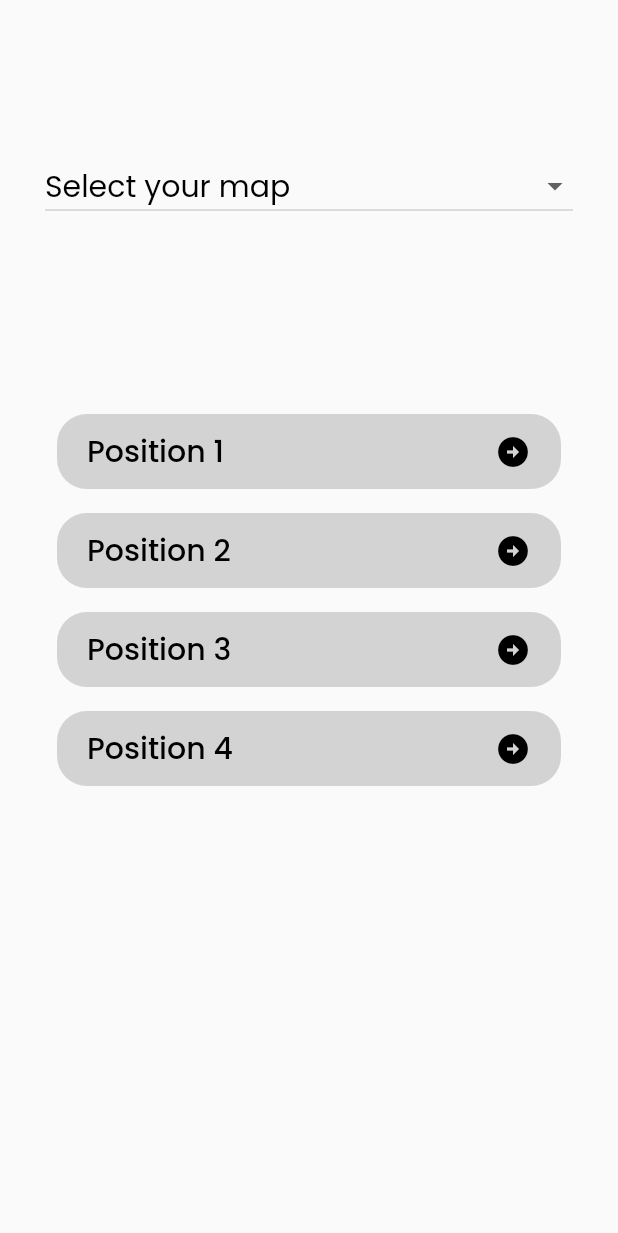
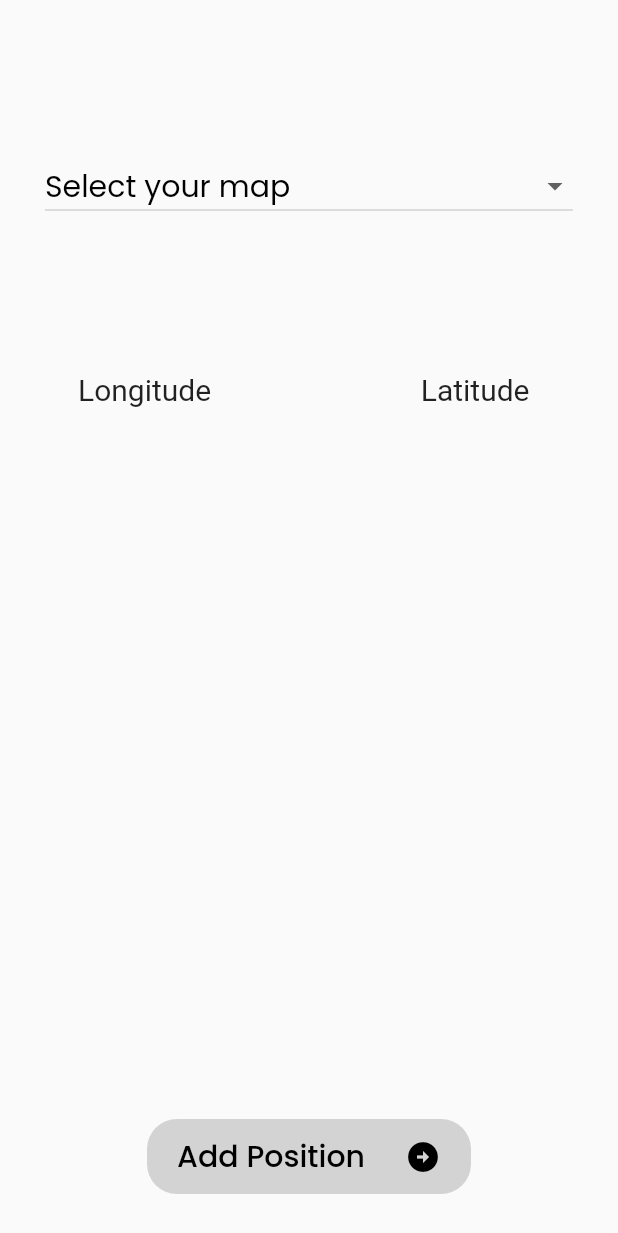
Before and after one commit to btaanish/RoamAssist, a Flutter app: the screen it shows after launch, after a tap on "Add Coordinates", on a phone screen of 412 x 824 dp. Shown: the top 1233 px of the screen. Run offline on Flutter 3.47's test engine with Material 2 defaults, Android fonts, the phone set to English and light mode, and no system bars; our stand-ins replace avatar_glow, flutter_spinkit, speech_to_text; network calls fail.

Commit message:
list_view

```diff
--- a/lib/main.dart
+++ b/lib/main.dart
@@ -1,8 +1,10 @@
 import 'package:flutter/material.dart';
+import 'package:provider/provider.dart';
 import 'package:roam_assist/views/coordinates_screen.dart';
 import 'package:roam_assist/views/home_screen.dart';
 import 'package:roam_assist/views/main_screen.dart';
 import 'package:roam_assist/views/splash_screen.dart';
+import 'models/coordinates_data.dart';
 
 
 void main() {
@@ -15,7 +17,9 @@ class MyApp extends StatelessWidget {
   // This widget is the root of your application.
   @override
   Widget build(BuildContext context) {
-    return MaterialApp(
+    return ChangeNotifierProvider(
+      create: (BuildContext context) { CoordinatesData(); },
+      child: MaterialApp(
         title: 'Roam Assist',
         debugShowCheckedModeBanner: false,
         theme: ThemeData(
@@ -26,8 +30,9 @@ class MyApp extends StatelessWidget {
           'splash_screen': (context) => const SplashScreen(),
           'home_screen': (context) => const HomeScreen(),
           'main_screen':(context) => const MainScreen(),
-        'coordinates_screen':(context) => const Coordinates(),
+          'coordinates_screen':(context) => const CoordinatesScreen(),
         },
+      ),
     );
   }
 }
--- a/lib/models/coordinates_data.dart
+++ b/lib/models/coordinates_data.dart
@@ -1,7 +1,7 @@
 import 'coordinates.dart';
 import 'package:flutter/foundation.dart';
 
-class CoordinatesData {
+class CoordinatesData extends ChangeNotifier {
   List<Coordinates> coordinates_list = [
 
   ];
--- a/lib/views/coordinates_screen.dart
+++ b/lib/views/coordinates_screen.dart
@@ -1,43 +1,52 @@
 import 'package:flutter/material.dart';
 import 'package:roam_assist/widgets/coordinate_input.dart';
+import 'package:roam_assist/models/coordinates.dart';
+import 'package:roam_assist/widgets/coordinates_list.dart';
 
-class Coordinates extends StatefulWidget {
-  const Coordinates({super.key});
-
-
+class CoordinatesScreen extends StatefulWidget {
+  const CoordinatesScreen({super.key});
 
   @override
-  State<Coordinates> createState() => _CoordinatesState();
+  State<CoordinatesScreen> createState() => _CoordinatesScreenState();
 }
 
-class _CoordinatesState extends State<Coordinates> {
+class _CoordinatesScreenState extends State<CoordinatesScreen> {
+  List<Coordinates> coordinates_list = [];
+
+  void addCoordinates(Coordinates c) {
+    coordinates_list.add(c);
+  }
 
   String selectedValue = "Select your map";
 
   Widget buildBottomSheet(BuildContext context) {
-    return const CoordinateInputScreen();
+    return CoordinateInputScreen(addCoordinates: addCoordinates);
   }
 
-  List<DropdownMenuItem<String>> get dropdownItems{
+  List<DropdownMenuItem<String>> get dropdownItems {
     List<DropdownMenuItem<String>> menuItems = [
-      DropdownMenuItem(child: Text("Select your map"),value: "Select your map"),
-      DropdownMenuItem(child: Text("SOC Com 3"),value: "SOC Com 3"),
+      DropdownMenuItem(
+          child: Text("Select your map"), value: "Select your map"),
+      DropdownMenuItem(child: Text("SOC Com 3"), value: "SOC Com 3"),
     ];
     return menuItems;
   }
 
   @override
   Widget build(BuildContext context) {
-    return  Scaffold(
+    return Scaffold(
       body: Column(
         children: [
-          SizedBox(height: 100,),
+          SizedBox(
+            height: 100,
+          ),
           Container(
               margin: const EdgeInsets.symmetric(horizontal: 30),
               child: DropdownButton(
                 value: selectedValue,
                 borderRadius: BorderRadius.circular(20),
-                style: TextStyle(color: Colors.black, fontSize: 20, fontFamily: 'Poppins'),
+                style: TextStyle(
+                    color: Colors.black, fontSize: 20, fontFamily: 'Poppins'),
                 focusColor: const Color.fromARGB(255, 212, 211, 211),
                 isExpanded: true,
                 dropdownColor: const Color.fromARGB(255, 212, 211, 211),
@@ -47,19 +56,41 @@ class _CoordinatesState extends State<Coordinates> {
                     selectedValue = value.toString();
                   });
                 },
-              )
+              )),
+          SizedBox(
+            height: 100,
           ),
-          SizedBox(height: 100,),
+          Padding(
+            padding: const EdgeInsets.only(left: 52, right: 59),
+            child: Row(
+              mainAxisAlignment: MainAxisAlignment.spaceBetween,
+              children: [Text('Longitude', style: TextStyle(fontSize: 20),), Text('Latitude', style: TextStyle(fontSize: 20),)],
+            ),
+          ),
+          Expanded(
+            child: Container(
+              decoration: BoxDecoration(
+                borderRadius: BorderRadius.only(
+                    topLeft: Radius.circular(20),
+                    topRight: Radius.circular(20)),
+              ),
+              child: CoordinatesList(
+                coord_list: coordinates_list,
+              ),
+            ),
+          ),
           Container(
-            margin: const EdgeInsets.symmetric(horizontal: 30, vertical: 20),
+            margin: const EdgeInsets.symmetric(horizontal: 90, vertical: 20),
             child: Column(
               children: [
                 TextButton(
                   onPressed: () {
-                    showModalBottomSheet(context: context, builder: buildBottomSheet);
+                    showModalBottomSheet(
+                        context: context, builder: buildBottomSheet);
                   },
                   child: Container(
-                    padding: const EdgeInsets.symmetric(horizontal: 20, vertical: 10),
+                    padding: const EdgeInsets.symmetric(
+                        horizontal: 20, vertical: 10),
                     decoration: BoxDecoration(
                       color: const Color.fromARGB(255, 212, 211, 211),
                       borderRadius: BorderRadius.circular(20),
@@ -67,78 +98,23 @@ class _CoordinatesState extends State<Coordinates> {
                     child: Row(
                       mainAxisAlignment: MainAxisAlignment.center,
                       children: const [
-                        Text("Position 1", style: TextStyle(fontFamily: 'Poppins', fontSize: 20, color: Colors.black)),
+                        Text("Add Position",
+                            style: TextStyle(
+                                fontFamily: 'Poppins',
+                                fontSize: 20,
+                                color: Colors.black)),
                         Spacer(),
                         Icon(Icons.arrow_circle_right, color: Colors.black),
                       ],
                     ),
                   ),
                 ),
-                TextButton(
-                  onPressed: () {
-                    showModalBottomSheet(context: context, builder: buildBottomSheet);
-                  },
-                  child: Container(
-                    padding: const EdgeInsets.symmetric(horizontal: 20, vertical: 10),
-                    decoration: BoxDecoration(
-                      color: const Color.fromARGB(255, 212, 211, 211),
-                      borderRadius: BorderRadius.circular(20),
-                    ),
-                    child: Row(
-                      mainAxisAlignment: MainAxisAlignment.center,
-                      children: const [
-                        Text("Position 2", style: TextStyle(fontFamily: 'Poppins', fontSize: 20, color: Colors.black)),
-                        Spacer(),
-                        Icon(Icons.arrow_circle_right, color: Colors.black),
-                      ],
-                    ),
-                  ),
-                ),
-                TextButton(
-                  onPressed: () {
-                    showModalBottomSheet(context: context, builder: buildBottomSheet);
-                  },
-                  child: Container(
-                    padding: const EdgeInsets.symmetric(horizontal: 20, vertical: 10),
-                    decoration: BoxDecoration(
-                      color: const Color.fromARGB(255, 212, 211, 211),
-                      borderRadius: BorderRadius.circular(20),
-                    ),
-                    child: Row(
-                      mainAxisAlignment: MainAxisAlignment.center,
-                      children: const [
-                        Text("Position 3", style: TextStyle(fontFamily: 'Poppins', fontSize: 20, color: Colors.black)),
-                        Spacer(),
-                        Icon(Icons.arrow_circle_right, color: Colors.black),
-                      ],
-                    ),
-                  ),
-                ),
-                TextButton(
-                  onPressed: () {
-                    showModalBottomSheet(context: context, builder: buildBottomSheet);
-                  },
-                  child: Container(
-                    padding: const EdgeInsets.symmetric(horizontal: 20, vertical: 10),
-                    decoration: BoxDecoration(
-                      color: const Color.fromARGB(255, 212, 211, 211),
-                      borderRadius: BorderRadius.circular(20),
-                    ),
-                    child: Row(
-                      mainAxisAlignment: MainAxisAlignment.center,
-                      children: const [
-                        Text("Position 4", style: TextStyle(fontFamily: 'Poppins', fontSize: 20, color: Colors.black)),
-                        Spacer(),
-                        Icon(Icons.arrow_circle_right, color: Colors.black),
-                      ],
-                    ),
-                  ),
-                )
               ],
             ),
           ),
         ],
       ),
-    );;
+    );
+    ;
   }
 }
--- a/lib/widgets/coordinate_input.dart
+++ b/lib/widgets/coordinate_input.dart
@@ -1,8 +1,12 @@
 import 'package:flutter/material.dart';
+import 'package:roam_assist/models/coordinates.dart';
 
 
 class CoordinateInputScreen extends StatefulWidget {
-  const CoordinateInputScreen({Key? key}) : super(key: key);
+
+  Function addCoordinates;
+
+  CoordinateInputScreen({required this.addCoordinates});
 
   @override
   State<CoordinateInputScreen> createState() => _CoordinateInputScreenState();
@@ -68,8 +72,9 @@ class _CoordinateInputScreenState extends State<CoordinateInputScreen> {
                         backgroundColor: MaterialStatePropertyAll(Colors.black),
                         alignment: Alignment.center),
                     onPressed: () {
+                      Coordinates c = Coordinates(latitude: latitude, longitude: longitude);
                       setState(() {
-
+                        widget.addCoordinates(c);
                       });
                       //to remove bottom sheet once added task
                       Navigator.pop(context);
--- /dev/null
+++ b/lib/widgets/coordinates_list.dart
@@ -0,0 +1,52 @@
+import 'package:flutter/material.dart';
+import 'package:roam_assist/models/coordinates.dart';
+
+class CoordinatesList extends StatefulWidget {
+  List<Coordinates> coord_list;
+
+  CoordinatesList({required this.coord_list});
+
+  @override
+  State<CoordinatesList> createState() => _CoordinatesListState();
+}
+
+class _CoordinatesListState extends State<CoordinatesList> {
+  @override
+  Widget build(BuildContext context) {
+    return Padding(
+      padding: const EdgeInsets.only(top: 10, left: 50, right: 50),
+      child:
+          ListView.builder(itemBuilder: (context, index) {
+            if (index < widget.coord_list.length) {
+              return CoordinateTile(longitude: widget.coord_list[index].longitude, latitude: widget.coord_list[index].latitude);
+            }
+          }),
+    );
+  }
+}
+
+// Row(
+//   mainAxisAlignment: MainAxisAlignment.spaceBetween,
+//   children: [
+//     Text('Longitude'),
+//     Text('Latitude'),
+//   ],
+// ),
+
+class CoordinateTile extends StatelessWidget {
+
+  double longitude;
+  double latitude;
+
+  CoordinateTile({required this.longitude, required this.latitude});
+
+  @override
+  Widget build(BuildContext context) {
+    return ListTile(
+        title: Text(longitude.toString(),
+        style: TextStyle(fontSize: 20),
+        ),
+      trailing: Text(latitude.toString(), style: TextStyle(fontSize: 20),),
+    );
+  }
+}
--- a/pubspec.yaml
+++ b/pubspec.yaml
@@ -39,6 +39,8 @@ dependencies:
   http: ^0.13.6
   avatar_glow:
   speech_to_text: ^6.1.1
+  provider: ^6.0.5
+
 
 dev_dependencies:
   flutter_test:
```
Also changed, not shown: pubspec.lock. Lines whose indentation alone changed are shown as unchanged.
